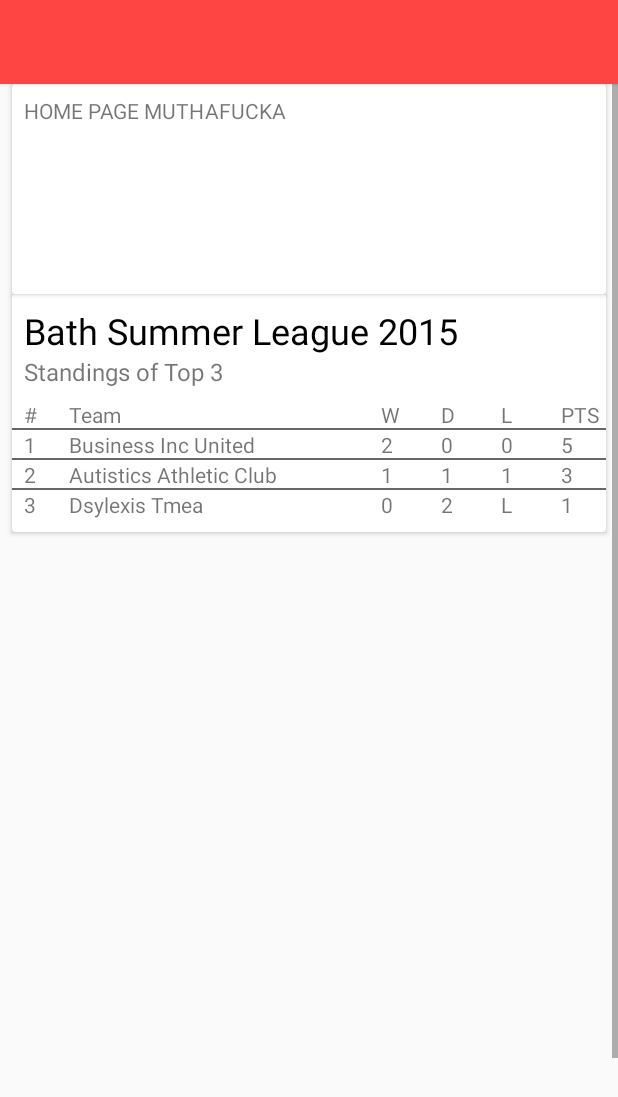
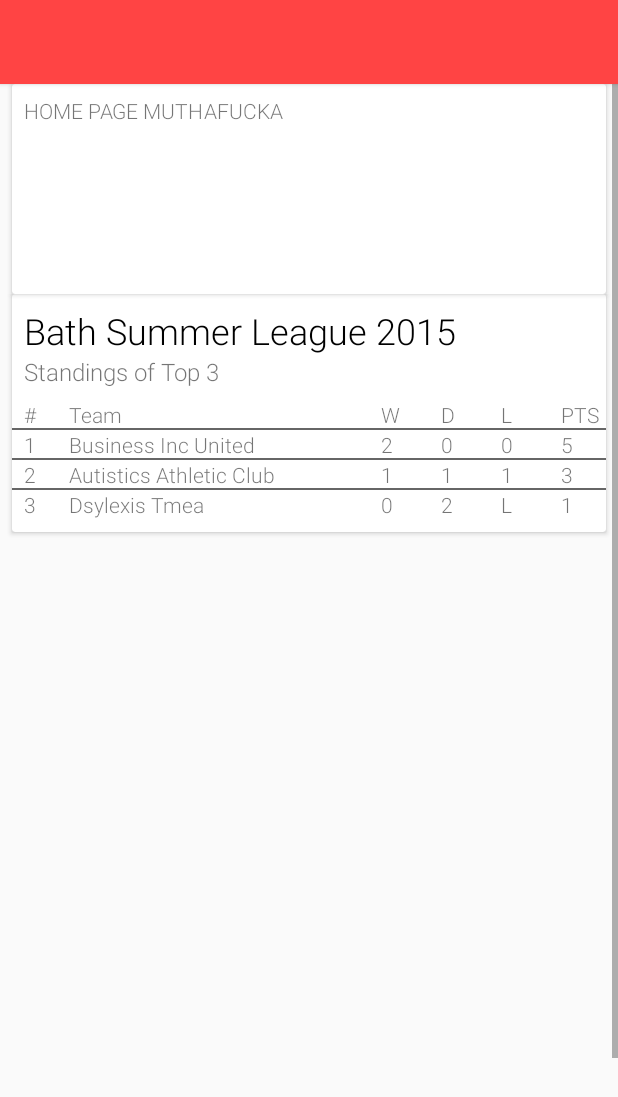
Before and after one commit to georgepaw/BusinessIncAndroid, an Android app: the HomePageActivity screen opened directly, with no data from a screen before it, on a phone screen of 412 x 824 dp. Shown: the top 1097 px of the screen. Run offline under Robolectric (Android 15) with nearby library versions, the phone set to English and light mode, and no system bars.

Commit message:
changed font family in stles t roboto light

```diff
--- a/Bath Touch/app/src/main/res/values/styles.xml
+++ b/Bath Touch/app/src/main/res/values/styles.xml
@@ -6,6 +6,7 @@
         <item name="colorPrimary">@color/red</item>
         <item name="colorPrimaryDark">@color/darkred</item>
         <item name="colorAccent">@color/red</item>
+        <item name="android:textViewStyle">@style/RobotoTextViewStyle</item>
     </style>
 
     <style name="ButtonStyleRaised">
@@ -17,5 +18,9 @@
         <item name="android:layout_height">48dp</item>
     </style>
 
+    <style name="RobotoTextViewStyle" parent="android:Widget.TextView">
+        <item name="android:fontFamily">sans-serif-light</item>
+    </style>
+
 
 </resources>
```
